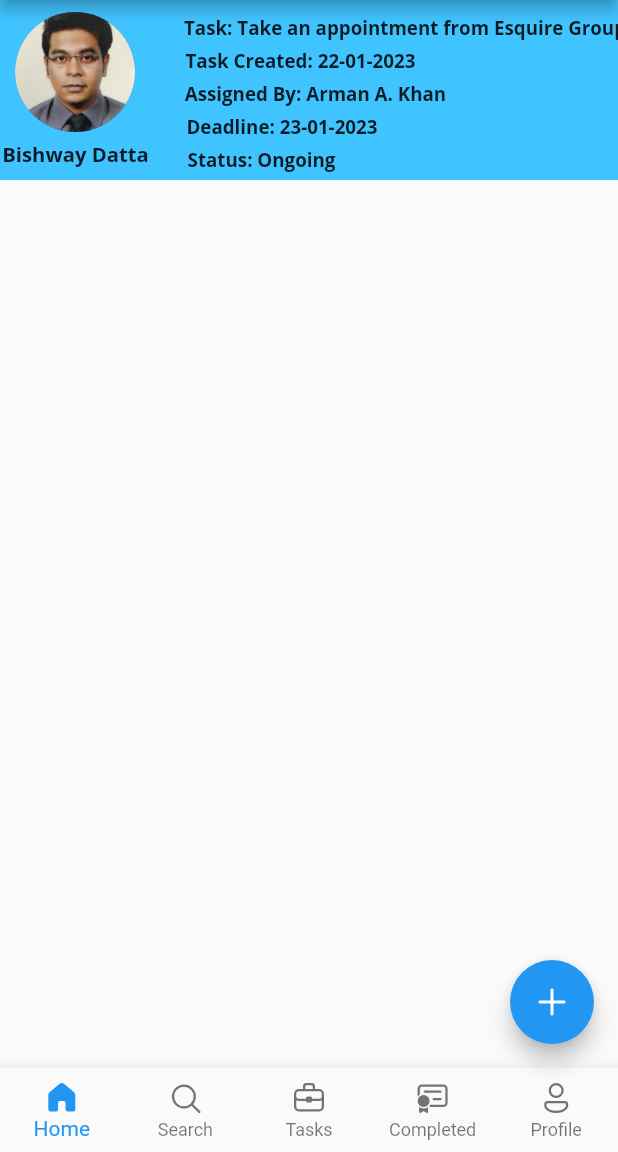
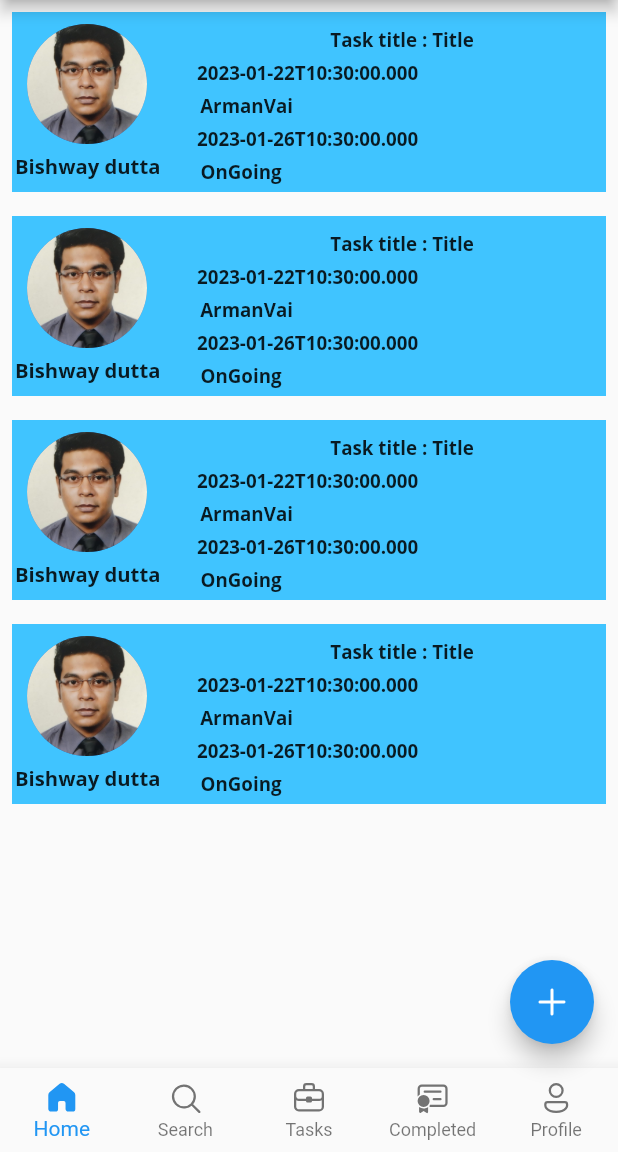
Before and after one commit to Datta2119/task_management, a Flutter app: the screen it shows after launch, on a phone screen of 412 x 824 dp, the part 84-1236 px from its top. Run offline on Flutter 3.47's test engine with Material 2 defaults, Android fonts, the light colour scheme and no system bars; our stand-ins replace fluentui_icons, google_fonts.

Commit message:
project structure: home screen

```diff
--- a/lib/main.dart
+++ b/lib/main.dart
@@ -1,5 +1,5 @@
 import 'package:flutter/material.dart';
-import 'package:task_management/screens/home_screen.dart';
+import 'package:task_management/screens/Home/home_screen.dart';
 
 void main() {
   runApp(const MyApp());
--- /dev/null
+++ b/lib/screens/Home/Models/task.dart
@@ -0,0 +1,10 @@
+class Task{
+  String title;
+  DateTime createdDate;
+  String assignee;
+  DateTime deadline;
+  String status;
+  String assigneeImagePath;
+  String assignedBy;
+  Task(this.title, this.createdDate, this.assignee, this.deadline, this.status, this.assigneeImagePath, this.assignedBy);
+}
--- /dev/null
+++ b/lib/screens/Home/Widgets/task_card.dart
@@ -0,0 +1,136 @@
+import 'package:flutter/material.dart';
+import 'package:google_fonts/google_fonts.dart';
+import 'package:task_management/screens/Home/Models/task.dart';
+
+class TaskCard extends StatelessWidget {
+  Task task;
+
+  TaskCard({Key? key, required this.task}) : super(key: key);
+
+  @override
+  Widget build(BuildContext context) {
+    return Padding(
+      padding: const EdgeInsets.all(8.0),
+      child: Container(
+        width: 100.0,
+        height: 120.0,
+        color: Colors.lightBlueAccent,
+        child: Row(
+          children: [
+            // ** EMPLOYEE IMAGE AND NAME SECTION ** //
+            SizedBox(
+              width: 100.0,
+              height: 120.0,
+              // color: Colors.red,
+              child: Column(
+                mainAxisAlignment: MainAxisAlignment.center,
+                crossAxisAlignment: CrossAxisAlignment.center,
+                children: [
+                  CircleAvatar(
+                    backgroundImage:
+                    AssetImage(task.assigneeImagePath),
+                    radius: 40.0,
+                  ),
+                  const SizedBox(
+                    height: 6.0,
+                  ),
+                  Align(
+                    alignment: const Alignment(0.3, 5),
+                    child: Text(
+                      task.assignee,
+                      style: GoogleFonts.openSans(
+                        fontSize: 13.5,
+                        fontWeight: FontWeight.bold,
+                      ),
+                    ),
+                  ),
+                ],
+              ),
+            ),
+
+            // ** TASK DETAIL SECTION ** //
+
+            const SizedBox(
+              width: 20.0,
+            ),
+
+            SizedBox(
+              width: 280.0,
+              height: 120.0,
+              // color: Colors.greenAccent,
+              child: Column(
+                children: [
+                  const SizedBox(
+                    height: 10.0,
+                  ),
+                  Align(
+                    child: Text(
+                      "Task title : ${task.title}",
+                      style: GoogleFonts.openSans(
+                        fontWeight: FontWeight.bold,
+                        fontSize: 12.5,
+                      ),
+                    ),
+                  ),
+                  const SizedBox(
+                    height: 5.0,
+                  ),
+                  Align(
+                    alignment: const Alignment(-0.95, 0),
+                    child: Text(
+                      task.createdDate.toIso8601String(),
+                      style: GoogleFonts.openSans(
+                        fontWeight: FontWeight.bold,
+                        fontSize: 12.5,
+                      ),
+                    ),
+                  ),
+                  const SizedBox(
+                    height: 5.0,
+                  ),
+                  Align(
+                    alignment: const Alignment(-0.95, 0),
+                    child: Text(
+                      task.assignedBy,
+                      style: GoogleFonts.openSans(
+                        fontWeight: FontWeight.bold,
+                        fontSize: 12.5,
+                      ),
+                    ),
+                  ),
+                  const SizedBox(
+                    height: 5.0,
+                  ),
+                  Align(
+                    alignment: const Alignment(-0.95, 0),
+                    child: Text(
+                      task.deadline.toIso8601String(),
+                      style: GoogleFonts.openSans(
+                        fontWeight: FontWeight.bold,
+                        fontSize: 12.5,
+                      ),
+                    ),
+                  ),
+
+                  const SizedBox(
+                    height: 5.0,
+                  ),
+                  Align(
+                    alignment: const Alignment(-0.95, 0),
+                    child: Text(
+                      task.status,
+                      style: GoogleFonts.openSans(
+                        fontWeight: FontWeight.bold,
+                        fontSize: 12.5,
+                      ),
+                    ),
+                  ),
+                ],
+              ),
+            ),
+          ],
+        ),
+      ),
+    );
+  }
+}
--- /dev/null
+++ b/lib/screens/Home/Widgets/task_list.dart
@@ -0,0 +1,52 @@
+import 'package:flutter/material.dart';
+import 'package:task_management/screens/Home/Widgets/task_card.dart';
+
+import '../Models/task.dart';
+
+class TaskList extends StatelessWidget {
+
+  List<Task> taskList = <Task>[
+    Task(
+        "Title",
+        DateTime.now(),
+        "Bishway dutta",
+        DateTime.now().add(Duration(days: 4)),
+        "OnGoing",
+        "assets/images/employee1.jpg","ArmanVai" ),
+    Task(
+        "Title",
+        DateTime.now(),
+        "Bishway dutta",
+        DateTime.now().add(Duration(days: 4)),
+        "OnGoing",
+        "assets/images/employee1.jpg","ArmanVai" ),
+    Task(
+        "Title",
+        DateTime.now(),
+        "Bishway dutta",
+        DateTime.now().add(Duration(days: 4)),
+        "OnGoing",
+        "assets/images/employee1.jpg","ArmanVai" ),
+    Task(
+        "Title",
+        DateTime.now(),
+        "Bishway dutta",
+        DateTime.now().add(Duration(days: 4)),
+        "OnGoing",
+        "assets/images/employee1.jpg","ArmanVai" ),
+  ];
+
+  TaskList({Key? key}) : super(key: key);
+
+  @override
+  Widget build(BuildContext context) {
+    return SafeArea(
+      child: ListView.builder(
+        itemCount: taskList.length,
+        itemBuilder: (BuildContext context, int index) {
+          return TaskCard(task: taskList[index]);
+        },
+      ),
+    );
+  }
+}
--- /dev/null
+++ b/lib/screens/Home/home_screen.dart
@@ -0,0 +1,105 @@
+import 'package:fluentui_icons/fluentui_icons.dart';
+import 'package:flutter/material.dart';
+import 'package:google_fonts/google_fonts.dart';
+
+import 'Models/task.dart';
+import 'Widgets/task_card.dart';
+import 'Widgets/task_list.dart';
+
+class HomeScreen extends StatefulWidget {
+  const HomeScreen({Key? key}) : super(key: key);
+
+  @override
+  State<HomeScreen> createState() => _HomeScreenState();
+}
+
+class _HomeScreenState extends State<HomeScreen> {
+  int _selectedIndexValue = 0;
+
+  static final List<Widget> _widgetOption = <Widget>[
+    TaskList(),
+    const Text('Search'),
+    const Text('Ticket'),
+    const Text('Completed'),
+    const Text('Profile'),
+  ];
+
+  void _onItemTap(int index) {
+    setState(() {
+      _selectedIndexValue = index;
+    });
+  }
+
+  @override
+  Widget build(BuildContext context) {
+    return Scaffold(
+      // ** APP BAR SECTION ** //
+      appBar: AppBar(
+        title: const Center(
+          child: Text('App Bar'),
+        ),
+        leading: IconButton(
+          onPressed: () {
+            print('menu button is pressed');
+          },
+          icon: const Icon(Icons.menu),
+        ),
+        actions: [
+          IconButton(
+            onPressed: () {
+              print('more item button is pressed');
+            },
+            icon: const Icon(Icons.more_vert),
+          ),
+        ],
+      ),
+      // ** ALL TASKS LIST VIEW ** //
+      body: _widgetOption[_selectedIndexValue],
+      // ** FLOATING ACTION BUTTON SECTION ** //
+      floatingActionButton: FloatingActionButton(
+        backgroundColor: Colors.blue,
+        foregroundColor: Colors.white,
+        onPressed: () {
+          print('button is pressed');
+        },
+        child: const Icon(FluentSystemIcons.ic_fluent_add_filled),
+      ),
+      floatingActionButtonLocation: FloatingActionButtonLocation.endFloat,
+
+      // ** BOTTOM NAVIGATION BAR SECTION ** //
+      bottomNavigationBar: BottomNavigationBar(
+        currentIndex: _selectedIndexValue,
+        onTap: _onItemTap,
+        elevation: 10.0,
+        type: BottomNavigationBarType.fixed,
+        items: const [
+          BottomNavigationBarItem(
+            icon: Icon(FluentSystemIcons.ic_fluent_home_regular),
+            activeIcon: Icon(FluentSystemIcons.ic_fluent_home_filled),
+            label: 'Home',
+          ),
+          BottomNavigationBarItem(
+            icon: Icon(FluentSystemIcons.ic_fluent_search_regular),
+            activeIcon: Icon(FluentSystemIcons.ic_fluent_search_filled),
+            label: 'Search',
+          ),
+          BottomNavigationBarItem(
+            icon: Icon(FluentSystemIcons.ic_fluent_briefcase_regular),
+            activeIcon: Icon(FluentSystemIcons.ic_fluent_briefcase_filled),
+            label: 'Tasks',
+          ),
+          BottomNavigationBarItem(
+            icon: Icon(FluentSystemIcons.ic_fluent_certificate_regular),
+            activeIcon: Icon(FluentSystemIcons.ic_fluent_certificate_filled),
+            label: 'Completed',
+          ),
+          BottomNavigationBarItem(
+            icon: Icon(FluentSystemIcons.ic_fluent_person_regular),
+            activeIcon: Icon(FluentSystemIcons.ic_fluent_person_filled),
+            label: 'Profile',
+          ),
+        ],
+      ),
+    );
+  }
+}
--- a/lib/screens/home_screen.dart
+++ /dev/null
@@ -1,227 +0,0 @@
-import 'package:fluentui_icons/fluentui_icons.dart';
-import 'package:flutter/material.dart';
-import 'package:google_fonts/google_fonts.dart';
-
-class HomeScreen extends StatefulWidget {
-  const HomeScreen({Key? key}) : super(key: key);
-
-  @override
-  State<HomeScreen> createState() => _HomeScreenState();
-}
-
-class _HomeScreenState extends State<HomeScreen> {
-  int _selectedIndexValue = 0;
-
-  // static final List<Widget> _widgetOption = <Widget>[
-  //   const HomeScreen(),
-  //   const Text('Search'),
-  //   const Text('Ticket'),
-  //   const Text('Profile'),
-  // ];
-
-  void _onItemTap(int index) {
-    setState(() {
-      _selectedIndexValue = index;
-    });
-  }
-
-  @override
-  Widget build(BuildContext context) {
-    return Scaffold(
-      // ** APP BAR SECTION ** //
-      appBar: AppBar(
-        title: const Center(
-          child: Text('App Bar'),
-        ),
-        leading: IconButton(
-          onPressed: () {
-            print('menu button is pressed');
-          },
-          icon: const Icon(Icons.menu),
-        ),
-        actions: [
-          IconButton(
-            onPressed: () {
-              print('more item button is pressed');
-            },
-            icon: const Icon(Icons.more_vert),
-          ),
-        ],
-      ),
-
-      // ** ALL TASKS LIST VIEW ** //
-      body: SafeArea(
-        child: ListView(
-          children: [
-            Container(
-              width: 100.0,
-              height: 120.0,
-              color: Colors.lightBlueAccent,
-              child: Row(
-                children: [
-                  // ** EMPLOYEE IMAGE AND NAME SECTION ** //
-                  SizedBox(
-                    width: 100.0,
-                    height: 120.0,
-                    // color: Colors.red,
-                    child: Column(
-                      mainAxisAlignment: MainAxisAlignment.center,
-                      crossAxisAlignment: CrossAxisAlignment.center,
-                      children: [
-                        const CircleAvatar(
-                          backgroundImage:
-                              AssetImage('assets/images/employee1.jpg'),
-                          radius: 40.0,
-                        ),
-                        const SizedBox(
-                          height: 6.0,
-                        ),
-                        Align(
-                          alignment: const Alignment(0.3, 5),
-                          child: Text(
-                            'Bishway Datta',
-                            style: GoogleFonts.openSans(
-                              fontSize: 13.5,
-                              fontWeight: FontWeight.bold,
-                            ),
-                          ),
-                        ),
-                      ],
-                    ),
-                  ),
-
-                  // ** TASK DETAIL SECTION ** //
-
-                  const SizedBox(
-                    width: 20.0,
-                  ),
-
-                  SizedBox(
-                    width: 300.0,
-                    height: 120.0,
-                    // color: Colors.greenAccent,
-                    child: Column(
-                      children: [
-                        const SizedBox(
-                          height: 10.0,
-                        ),
-                        Align(
-                          child: Text(
-                            'Task: Take an appointment from Esquire Group',
-                            style: GoogleFonts.openSans(
-                              fontWeight: FontWeight.bold,
-                              fontSize: 12.5,
-                            ),
-                          ),
-                        ),
-                        const SizedBox(
-                          height: 5.0,
-                        ),
-                        Align(
-                          alignment: const Alignment(-0.95, 0),
-                          child: Text(
-                            'Task Created: 22-01-2023',
-                            style: GoogleFonts.openSans(
-                              fontWeight: FontWeight.bold,
-                              fontSize: 12.5,
-                            ),
-                          ),
-                        ),
-                        const SizedBox(
-                          height: 5.0,
-                        ),
-                        Align(
-                          alignment: const Alignment(-0.95, 0),
-                          child: Text(
-                            'Assigned By: Arman A. Khan',
-                            style: GoogleFonts.openSans(
-                              fontWeight: FontWeight.bold,
-                              fontSize: 12.5,
-                            ),
-                          ),
-                        ),
-                        const SizedBox(
-                          height: 5.0,
-                        ),
-                        Align(
-                          alignment: const Alignment(-0.95, 0),
-                          child: Text(
-                            'Deadline: 23-01-2023',
-                            style: GoogleFonts.openSans(
-                              fontWeight: FontWeight.bold,
-                              fontSize: 12.5,
-                            ),
-                          ),
-                        ),
-
-                        const SizedBox(
-                          height: 5.0,
-                        ),
-                        Align(
-                          alignment: const Alignment(-0.95, 0),
-                          child: Text(
-                            'Status: Ongoing',
-                            style: GoogleFonts.openSans(
-                              fontWeight: FontWeight.bold,
-                              fontSize: 12.5,
-                            ),
-                          ),
-                        ),
-                      ],
-                    ),
-                  ),
-                ],
-              ),
-            ),
-          ],
-        ),
-      ),
-
-      // ** FLOATING ACTION BUTTON SECTION ** //
-      floatingActionButton: FloatingActionButton(
-        backgroundColor: Colors.blue,
-        foregroundColor: Colors.white,
-        onPressed: () {
-          print('button is pressed');
-        },
-        child: const Icon(FluentSystemIcons.ic_fluent_add_filled),
-      ),
-      floatingActionButtonLocation: FloatingActionButtonLocation.endFloat,
-
-      // ** BOTTOM NAVIGATION BAR SECTION ** //
-      bottomNavigationBar: BottomNavigationBar(
-        currentIndex: _selectedIndexValue,
-        onTap: _onItemTap,
-        elevation: 10.0,
-        type: BottomNavigationBarType.fixed,
-        items: const [
-          BottomNavigationBarItem(
-            icon: Icon(FluentSystemIcons.ic_fluent_home_regular),
-            activeIcon: Icon(FluentSystemIcons.ic_fluent_home_filled),
-            label: 'Home',
-          ),
-          BottomNavigationBarItem(
-            icon: Icon(FluentSystemIcons.ic_fluent_search_regular),
-            activeIcon: Icon(FluentSystemIcons.ic_fluent_search_filled),
-            label: 'Search',
-          ),
-          BottomNavigationBarItem(
-            icon: Icon(FluentSystemIcons.ic_fluent_briefcase_regular),
-            activeIcon: Icon(FluentSystemIcons.ic_fluent_briefcase_filled),
-            label: 'Tasks',
-          ),
-          BottomNavigationBarItem(
-            icon: Icon(FluentSystemIcons.ic_fluent_certificate_regular),
-            activeIcon: Icon(FluentSystemIcons.ic_fluent_certificate_filled),
-            label: 'Completed',
-          ),
-          BottomNavigationBarItem(
-            icon: Icon(FluentSystemIcons.ic_fluent_person_regular),
-            activeIcon: Icon(FluentSystemIcons.ic_fluent_person_filled),
-            label: 'Profile',
-          ),
-        ],
-      ),
-    );
-  }
-}
```
